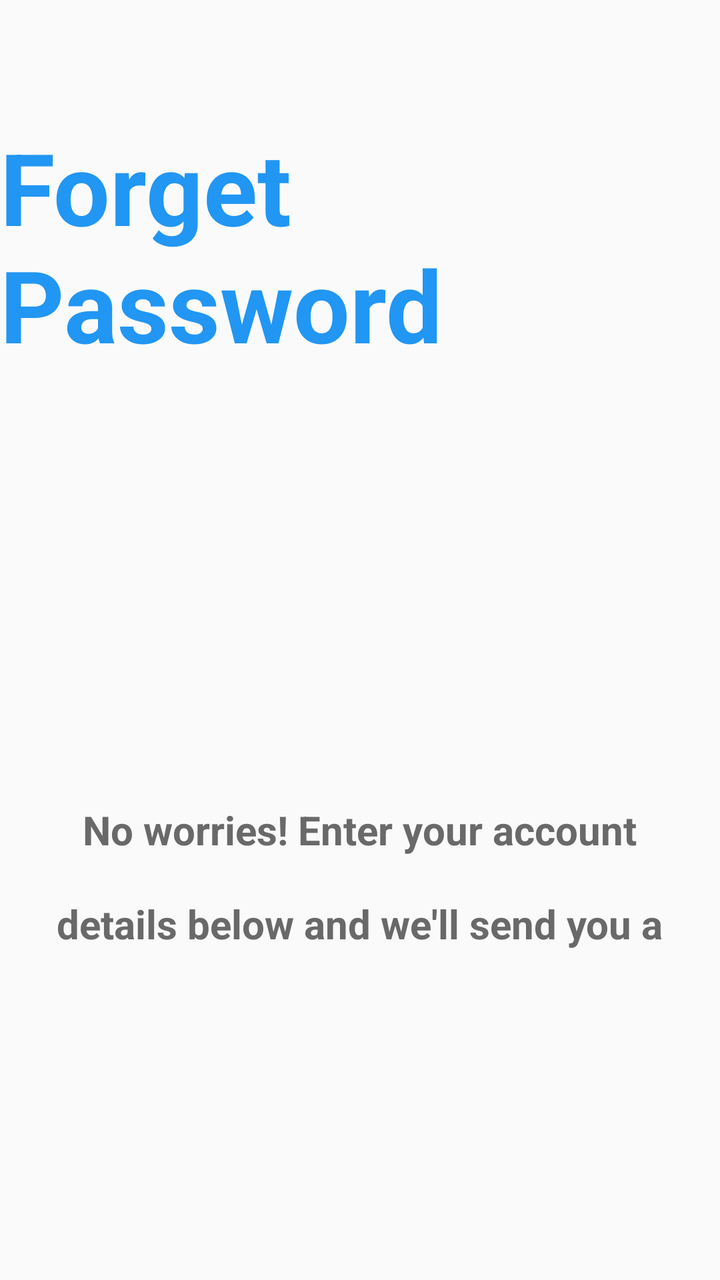
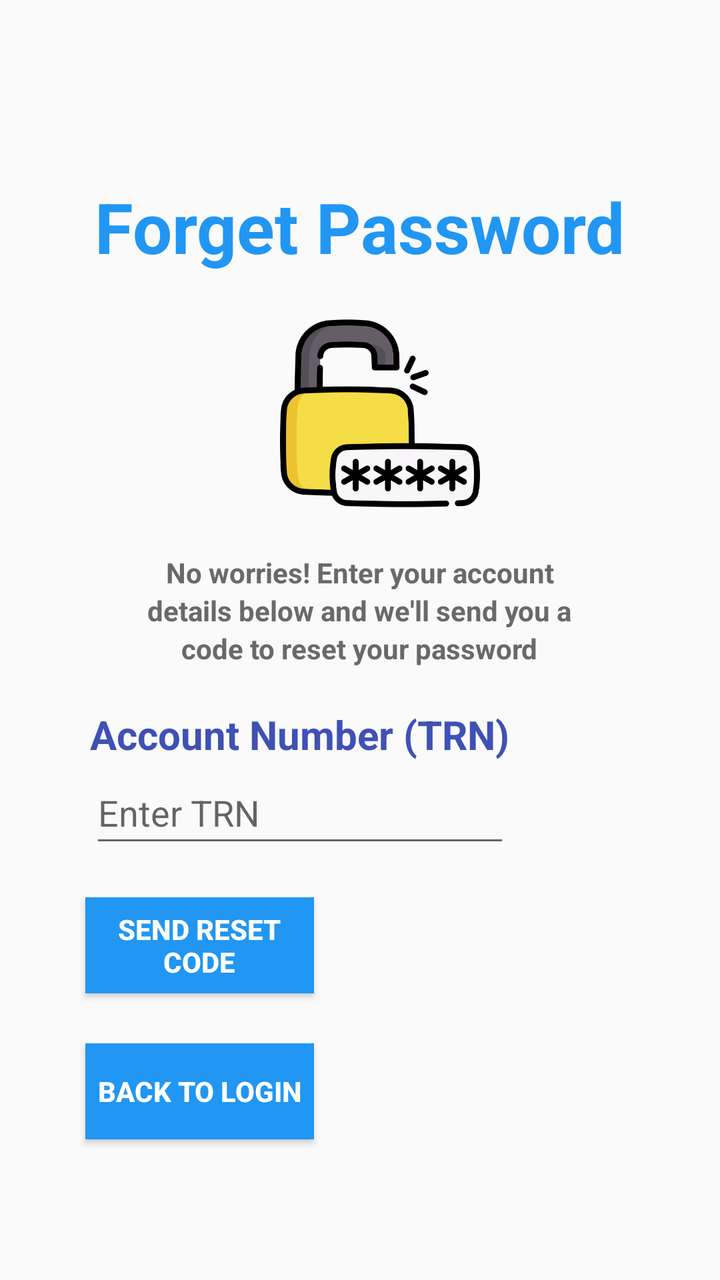

Before-and-after screenshots of an Android layout around one commit, followed by the original layout XML and the change that was made.
<!-- AndroidManifest.xml: application theme Theme.FlowApp -->
<!-- res/layout/forget_pass_page.xml -->
<?xml version="1.0" encoding="utf-8"?>
<LinearLayout xmlns:android="http://schemas.android.com/apk/res/android"
    xmlns:app="http://schemas.android.com/apk/res-auto"
    xmlns:tools="http://schemas.android.com/tools"
    android:orientation="vertical"
    android:layout_width="match_parent"
    android:layout_height="match_parent">

    <TextView
        android:text="@string/forget_password1"
        android:textSize="50sp"
        android:textColor="@color/blue"
        android:textStyle="bold"
        android:id="@+id/FlowName"
        android:layout_gravity="center"
        android:layout_width="wrap_content"
        android:layout_height="wrap_content"
        android:layout_marginTop="60dp"
        android:layout_marginBottom="30dp"
        />

    <ImageView
        android:id="@+id/imageView"
        android:layout_width="166dp"
        android:layout_height="166dp"
        android:layout_gravity="center"
        app:srcCompat="@drawable/unlock"
        android:layout_marginLeft="20dp"
        tools:layout_editor_absoluteX="141dp"
        tools:layout_editor_absoluteY="102dp"
        />
    <TextView
        android:text="@string/sen1"
        android:textSize="20sp"
        android:textColor="@color/dark_gray"
        android:textStyle="bold"
        android:id="@+id/sen1"
        android:layout_gravity="center"
        android:layout_width="wrap_content"
        android:layout_height="wrap_content"
        android:layout_marginTop="20dp"
        />
    <TextView
        android:text="@string/sen2"
        android:textSize="20sp"
        android:textColor="@color/dark_gray"
        android:textStyle="bold"
        android:id="@+id/sen2"
        android:layout_gravity="center"
        android:layout_width="wrap_content"
        android:layout_height="wrap_content"
        android:layout_marginTop="20dp"
        />

</LinearLayout>
<!-- resources referenced by this layout -->
<resources>
  <color name="blue">#2196F3</color>
  <color name="dark_gray">#696969</color>
  <!-- drawable unlock: png bitmap (drawable, 31293 bytes) -->
  <string name="forget_password1">Forget Password</string>
  <string name="sen1">No worries! Enter your account</string>
  <string name="sen2">details below and we'll send you a</string>
  <style name="Theme.FlowApp" parent="android:Theme.Material.Light.NoActionBar">
          <item name="colorPrimary">@color/dark_blue</item>
          <item name="colorPrimaryVariant">@color/dark_blue</item>
      </style>
  <color name="dark_blue">#3F51B5</color>
</resources>

<!-- the commit's change to res/layout/forget_pass_page.xml (unified diff, before → after) -->
@@ -8,30 +8,32 @@
 
     <TextView
         android:text="@string/forget_password1"
-        android:textSize="50sp"
+        android:textSize="35sp"
         android:textColor="@color/blue"
         android:textStyle="bold"
         android:id="@+id/FlowName"
         android:layout_gravity="center"
         android:layout_width="wrap_content"
         android:layout_height="wrap_content"
-        android:layout_marginTop="60dp"
-        android:layout_marginBottom="30dp"
+        android:layout_marginTop="90dp"
+        android:contentDescription="@null"
+        android:layout_marginBottom="20dp"
         />
 
-    <ImageView
-        android:id="@+id/imageView"
-        android:layout_width="166dp"
-        android:layout_height="166dp"
-        android:layout_gravity="center"
-        app:srcCompat="@drawable/unlock"
-        android:layout_marginLeft="20dp"
-        tools:layout_editor_absoluteX="141dp"
-        tools:layout_editor_absoluteY="102dp"
-        />
+
+        <ImageView
+            android:id="@+id/unlockIcon"
+            android:layout_width="100dp"
+            android:layout_height="100dp"
+            android:src="@drawable/unlock"
+            android:contentDescription="@string/Unlock_Icon"
+            android:layout_gravity="center"
+            android:layout_marginStart="10dp"
+            />
+
     <TextView
         android:text="@string/sen1"
-        android:textSize="20sp"
+        android:textSize="14sp"
         android:textColor="@color/dark_gray"
         android:textStyle="bold"
         android:id="@+id/sen1"
@@ -39,17 +41,84 @@
         android:layout_width="wrap_content"
         android:layout_height="wrap_content"
         android:layout_marginTop="20dp"
+
         />
     <TextView
         android:text="@string/sen2"
-        android:textSize="20sp"
+        android:textSize="14sp"
         android:textColor="@color/dark_gray"
         android:textStyle="bold"
         android:id="@+id/sen2"
         android:layout_gravity="center"
         android:layout_width="wrap_content"
         android:layout_height="wrap_content"
+        />
+
+    <TextView
+        android:text="@string/sen3"
+        android:textSize="14sp"
+        android:textColor="@color/dark_gray"
+        android:textStyle="bold"
+        android:id="@+id/sen3"
+        android:layout_gravity="center"
+        android:layout_width="wrap_content"
+        android:layout_height="wrap_content"
+        />
+
+    <TextView
+        android:text="@string/accTrn"
+        android:textSize="20sp"
+        android:textColor="@color/dark_blue"
+        android:textStyle="bold"
+        android:id="@+id/accTrn"
+        android:layout_gravity="center"
+        android:layout_marginEnd="30dp"
+        android:layout_width="wrap_content"
+        android:layout_height="wrap_content"
         android:layout_marginTop="20dp"
         />
 
+    <EditText
+        android:hint="@string/inputTRN"
+        android:id="@+id/inputTrn"
+        android:layout_width="wrap_content"
+        android:layout_height="wrap_content"
+        android:layout_gravity="center"
+        android:layout_marginEnd="30dp"
+        android:ems="10"
+        android:autofillHints="username"
+        android:inputType="number"
+        android:minHeight="48dp"
+        android:layout_marginBottom="20dp"
+        />
+
+    <Button
+        android:text="@string/sendCode"
+        android:layout_width="wrap_content"
+        android:layout_height="wrap_content"
+        android:layout_gravity="center"
+        android:layout_marginEnd="80dp"
+        android:textColor="@color/white"
+        android:textStyle="bold"
+        android:id="@+id/sendCodeBtn"
+        android:ems="7"
+        android:background="@color/blue"
+        android:layout_marginBottom="25dp"
+        />
+
+    <Button
+        android:text="@string/backToLogin"
+        android:layout_width="wrap_content"
+        android:layout_height="wrap_content"
+        android:layout_gravity="center"
+        android:layout_marginEnd="80dp"
+        android:textColor="@color/white"
+        android:textStyle="bold"
+        android:id="@+id/backToLoginBtn"
+        android:ems="7"
+        android:background="@color/blue"
+        android:layout_marginBottom="25dp"
+        />
+
+
 </LinearLayout>
<!-- resource entries referenced after the edit -->
@@ -2,10 +2,17 @@
 <resources>
   <color name="blue">#2196F3</color>
   <color name="dark_gray">#696969</color>
+  <color name="white">#FFFFFFFF</color>
   <!-- drawable unlock: png bitmap (drawable, 31293 bytes) -->
+  <string name="Unlock_Icon">Unlock Icon</string>
+  <string name="accTrn">Account Number (TRN)</string>
+  <string name="backToLogin">Back to Login</string>
   <string name="forget_password1">Forget Password</string>
+  <string name="inputTRN">Enter TRN</string>
   <string name="sen1">No worries! Enter your account</string>
-  <string name="sen2">details below and we'll send you a</string>
+  <string name="sen2">details below and we\'ll send you a</string>
+  <string name="sen3">code to reset your password</string>
+  <string name="sendCode">Send Reset Code</string>
   <style name="Theme.FlowApp" parent="android:Theme.Material.Light.NoActionBar">
           <item name="colorPrimary">@color/dark_blue</item>
           <item name="colorPrimaryVariant">@color/dark_blue</item>
